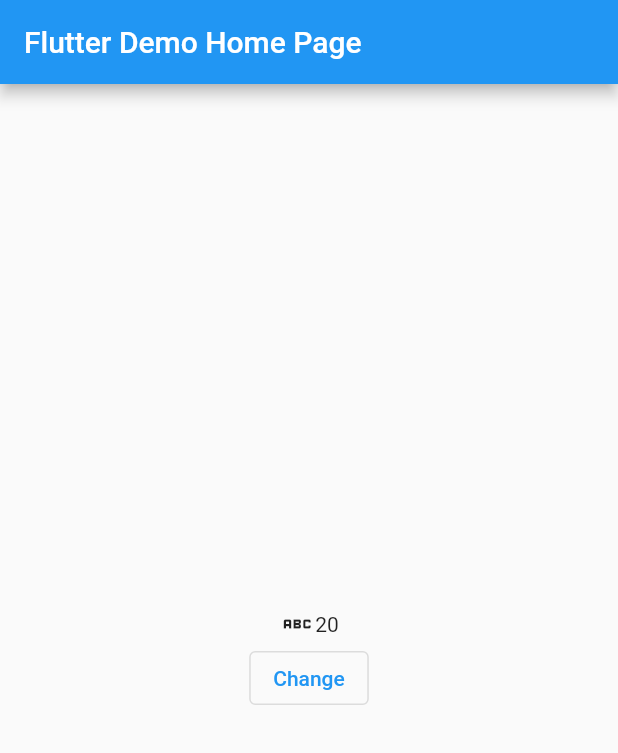
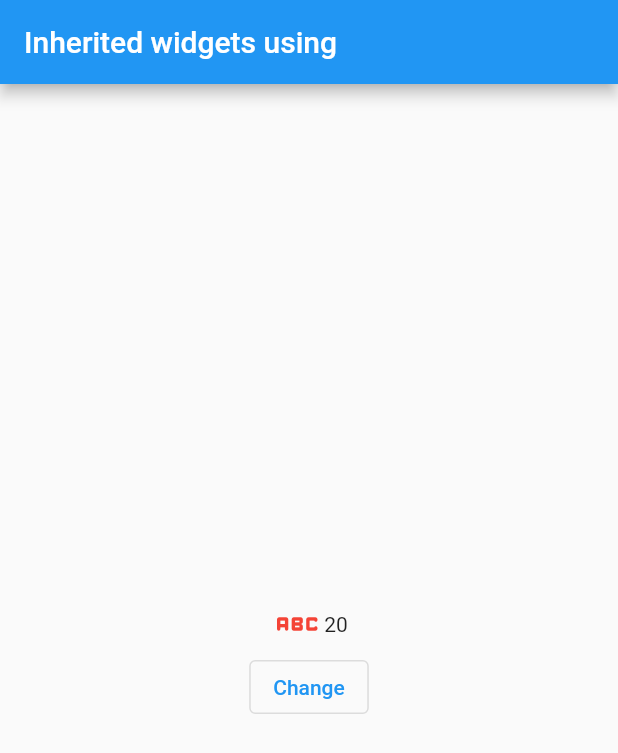
Before and after one commit to mbinoti/inherited-widget-demo1, a Flutter app: the MyHomePage screen opened directly, after a tap on "Change", on a phone screen of 412 x 824 dp. Shown: the top 753 px of the screen. Run offline on Flutter 3.47's test engine with Material 2 defaults, Android fonts, the phone set to English and light mode, and no system bars.

Commit message:
modificado para usar inheritednotifier.

```diff
--- a/lib/info.dart
+++ b/lib/info.dart
@@ -1,18 +1,10 @@
 import 'package:flutter/material.dart';
 
-class Info extends InheritedWidget {
-  final int? score;
-
-  const Info({
-    Key? key,
-    required this.score,
+class Info extends InheritedNotifier<ValueNotifier<int>> {
+  Info({
+    required ValueNotifier<int> notifier,
     required Widget child,
-  }) : super(key: key, child: child);
-
-  @override
-  bool updateShouldNotify(covariant Info oldWidget) {
-    return score != oldWidget.score;
-  }
+  }) : super(notifier: notifier, child: child);
 
   static Info? of(BuildContext context) {
     return context.dependOnInheritedWidgetOfExactType<Info>();
--- a/lib/inheritedwidgetexample.dart
+++ b/lib/inheritedwidgetexample.dart
@@ -3,16 +3,10 @@ import 'dart:math';
 import 'package:demo4/info.dart';
 import 'package:flutter/material.dart';
 
-class InheritedWidgetExample extends StatefulWidget {
-  const InheritedWidgetExample({Key? key}) : super(key: key);
+class InheritedWidgetExample extends StatelessWidget {
+  final Random _random = Random();
+  final ValueNotifier<int> _score = ValueNotifier<int>(10);
 
-  @override
-  State<InheritedWidgetExample> createState() => _InheritedWidgetExampleState();
-}
-
-class _InheritedWidgetExampleState extends State<InheritedWidgetExample> {
-  final Random _random = Random();
-  int _score = 10;
   @override
   Widget build(BuildContext context) {
     return Center(
@@ -20,25 +14,25 @@ class _InheritedWidgetExampleState extends State<InheritedWidgetExample> {
         mainAxisAlignment: MainAxisAlignment.center,
         children: [
           Info(
-            score: _score,
+            notifier: _score,
             child: Row(
               mainAxisAlignment: MainAxisAlignment.center,
               children: [
-                const Icon(Icons.abc),
-                Builder(
-                  builder: (BuildContext context) {
-                    return Text(Info.of(context)!.score.toString());
+                const Icon(Icons.abc_rounded, size: 36, color: Colors.red),
+                ValueListenableBuilder(
+                  valueListenable: _score,
+                  builder: (context, value, child) {
+                    return Text(Info.of(context)!.notifier!.value.toString());
                   },
                 ),
+
                 // Text(Info.of(context)!.score.toString()),
               ],
             ),
           ),
           OutlinedButton(
             onPressed: () {
-              setState(() {
-                _score = _random.nextInt(100);
-              });
+              _score.value = _random.nextInt(100);
             },
             child: const Text('Change'),
           )
--- a/lib/main.dart
+++ b/lib/main.dart
@@ -16,7 +16,7 @@ class MyApp extends StatelessWidget {
       theme: ThemeData(
         primarySwatch: Colors.blue,
       ),
-      home: const MyHomePage(title: 'Flutter Demo Home Page'),
+      home: const MyHomePage(title: 'Inherited widgets using'),
     );
   }
 }
@@ -37,7 +37,7 @@ class _MyHomePageState extends State<MyHomePage> {
       appBar: AppBar(
         title: Text(widget.title),
       ),
-      body: const InheritedWidgetExample(),
+      body: InheritedWidgetExample(),
       // This trailing comma makes auto-formatting nicer for build methods.
     );
   }
```
